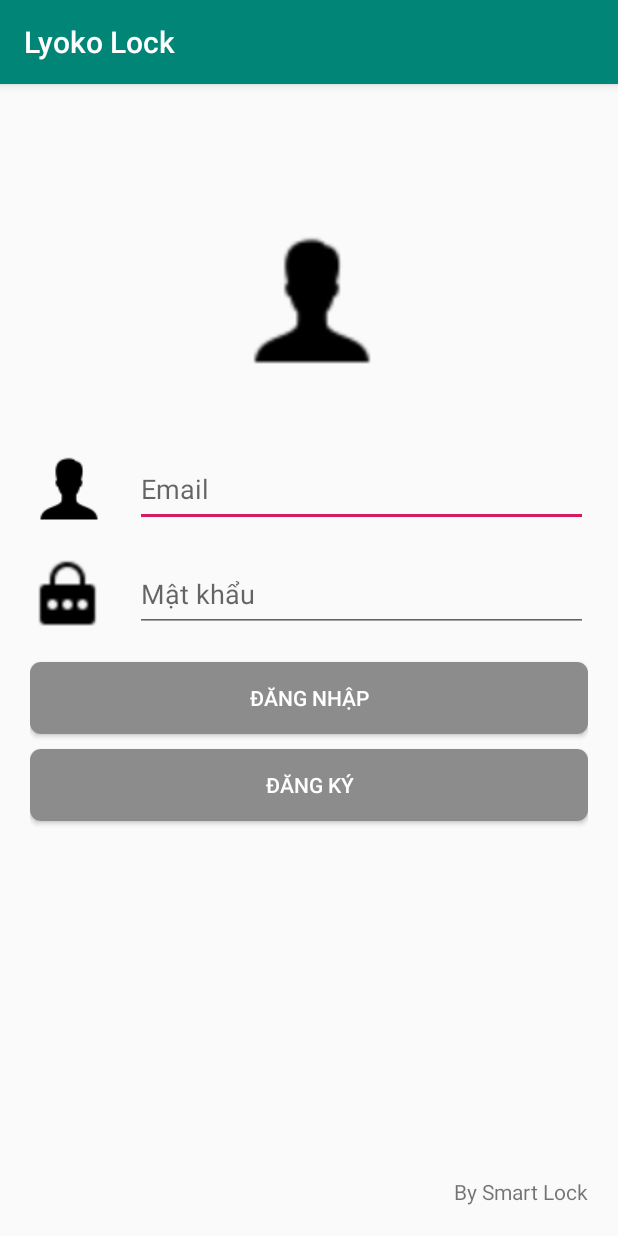
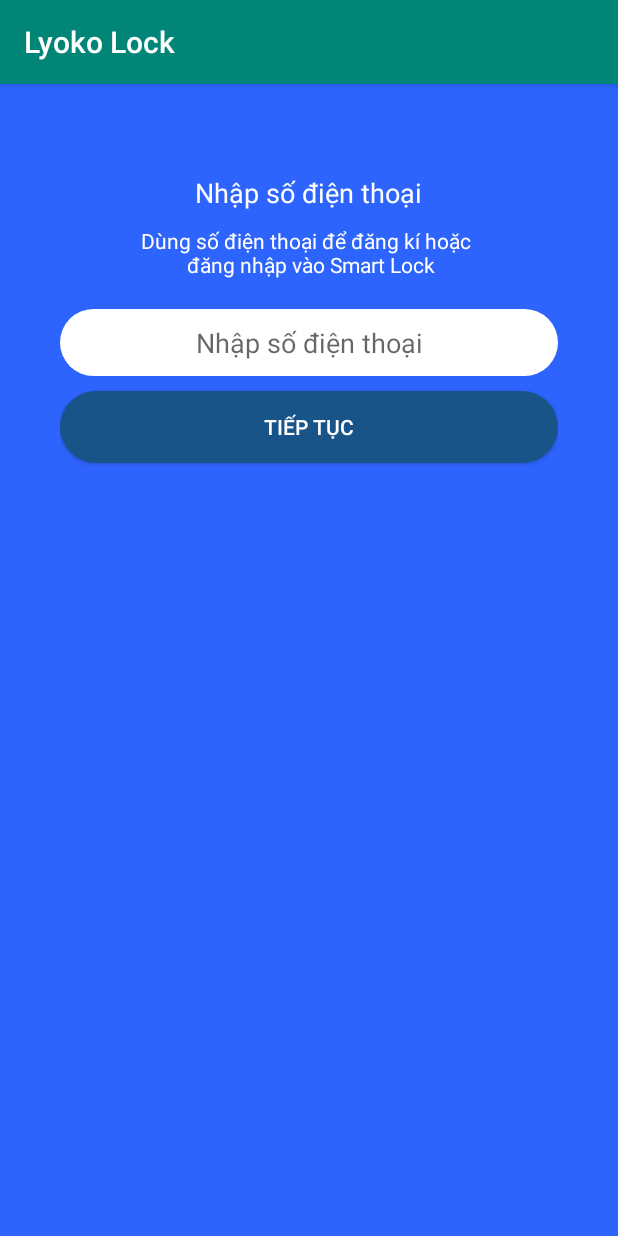
Before and after one commit to chaienoto/smartlock, an Android app: the screen it shows after launch (MainActivity before the commit, LoginActivity after it), on a phone screen of 412 x 824 dp. Run offline under Robolectric (Android 15) with nearby library versions, the phone set to English and light mode, and no system bars.

Commit message:
Sửa giao diện đăng nhập và Dialog

```diff
--- /dev/null
+++ b/mobile/app/src/main/java/com/lyoko/smartlock/LoginActivity.java
@@ -0,0 +1,52 @@
+package com.lyoko.smartlock;
+
+import androidx.appcompat.app.AppCompatActivity;
+
+import android.app.Dialog;
+import android.content.Context;
+import android.os.Bundle;
+import android.view.View;
+import android.widget.Button;
+import android.widget.EditText;
+import android.widget.Toast;
+
+public class LoginActivity extends AppCompatActivity {
+
+    public EditText etSDT;
+    public Button btnTiepTuc;
+//    private DialogLoginListener listener;
+    @Override
+    protected void onCreate(Bundle savedInstanceState) {
+        super.onCreate(savedInstanceState);
+        setContentView(R.layout.activity_login);
+
+        etSDT = findViewById(R.id.etSDT);
+        btnTiepTuc = findViewById(R.id.btnTiepTuc);
+        btnTiepTuc.setOnClickListener(new View.OnClickListener() {
+            @Override
+            public void onClick(View v) {
+                String sdt = etSDT.getText().toString();
+                openDialog(sdt);
+            }
+        });
+
+    }
+
+
+
+    public void openDialog(String a){
+
+        DialogLogin dialogLogin = new DialogLogin();
+        Bundle bundle = new Bundle();
+        bundle.putString("SDT",a);
+        dialogLogin.setArguments(bundle);
+        dialogLogin.show((LoginActivity.this).getSupportFragmentManager(), "thong bao");
+
+
+    }
+
+
+//    public interface DialogLoginListener{
+//        void applyTexts(String sdt);
+//    }
+}
--- a/mobile/app/src/main/res/drawable/bogocne.xml
+++ b/mobile/app/src/main/res/drawable/bogocne.xml
@@ -5,7 +5,7 @@
 
         <!-- Set màu nền-->
         <solid
-            android:color="#8D8C8C" >
+            android:color="#FFFFFF" >
         </solid>
 
         <!-- đặt thuộc tính màu và độ rộng của đường viền -->
@@ -24,7 +24,7 @@
 
         <!-- và đây là bán kính đường tròn ở 4 góc -->
         <corners
-            android:radius="7dp" >
+            android:radius="150dp" >
         </corners>
 
     </shape>
--- /dev/null
+++ b/mobile/app/src/main/res/layout/activity_login.xml
@@ -0,0 +1,61 @@
+<?xml version="1.0" encoding="utf-8"?>
+<RelativeLayout xmlns:android="http://schemas.android.com/apk/res/android"
+    xmlns:app="http://schemas.android.com/apk/res-auto"
+    xmlns:tools="http://schemas.android.com/tools"
+    android:layout_width="match_parent"
+    android:layout_height="match_parent"
+    android:layout_gravity="center"
+    android:background="@color/colorBlueSky"
+    android:padding="40dp"
+    tools:context=".LoginActivity">
+
+    <TextView
+        android:id="@+id/tv1"
+        android:layout_width="wrap_content"
+        android:layout_height="wrap_content"
+        android:layout_centerHorizontal="true"
+        android:layout_marginTop="20dp"
+        android:text="Nhập số điện thoại"
+        android:textColor="@color/colorWhite"
+        android:textSize="18dp" />
+
+    <TextView
+        android:id="@+id/tv2"
+        android:layout_width="wrap_content"
+        android:layout_height="wrap_content"
+        android:layout_below="@+id/tv1"
+        android:layout_centerHorizontal="true"
+        android:layout_marginTop="10dp"
+        android:text="Dùng số điện thoại để đăng kí hoặc \n đăng nhập vào Smart Lock"
+        android:textAlignment="center"
+        android:textColor="@color/colorWhite" />
+
+    <EditText
+        android:id="@+id/etSDT"
+        android:layout_width="match_parent"
+        android:layout_height="wrap_content"
+        android:layout_below="@+id/tv2"
+        android:layout_centerHorizontal="true"
+        android:layout_marginTop="20dp"
+        android:background="@drawable/bogocne"
+        android:gravity="center"
+        android:maxLength="10"
+        android:hint="Nhập số điện thoại"
+        android:inputType="number"
+        android:textColorHighlight="@color/colorBlack" />
+
+    <Button
+        android:id="@+id/btnTiepTuc"
+        android:layout_width="match_parent"
+        android:layout_height="wrap_content"
+        android:layout_below="@+id/etSDT"
+        android:layout_marginTop="10dp"
+        android:background="@drawable/bogocne"
+        android:backgroundTint="#185488"
+        android:gravity="center"
+        android:text="Tiếp tục"
+        android:textAllCaps="true"
+        android:textColor="@color/colorWhite" />
+
+
+</RelativeLayout>
--- a/mobile/app/src/main/res/values/colors.xml
+++ b/mobile/app/src/main/res/values/colors.xml
@@ -7,6 +7,8 @@
     <color name="colorGray">#8D8C8C</color>
     <color name="colorBlue">#00BCD4</color>
     <color name="colorBlack">#000000</color>
+    <color name="colorBlueSky">#2E64FE</color>
+    <color name="colorDrakBlue">#0404B4</color>
 
     transparen
 </resources>
```
Also changed, not shown: mobile/app/src/main/AndroidManifest.xml (+6 -3 lines), mobile/app/src/main/java/com/lyoko/smartlock/DialogLogin.java (added, +51 -0 lines), mobile/app/src/main/java/com/lyoko/smartlock/HomeActivity.java (added, +14 -0 lines), mobile/app/src/main/res/layout/activity_home.xml (added, +9 -0 lines), mobile/app/src/main/res/layout/activity_register.xml (+9 -9 lines), mobile/app/src/main/res/layout/login_dialog.xml (added, +23 -0 lines).
